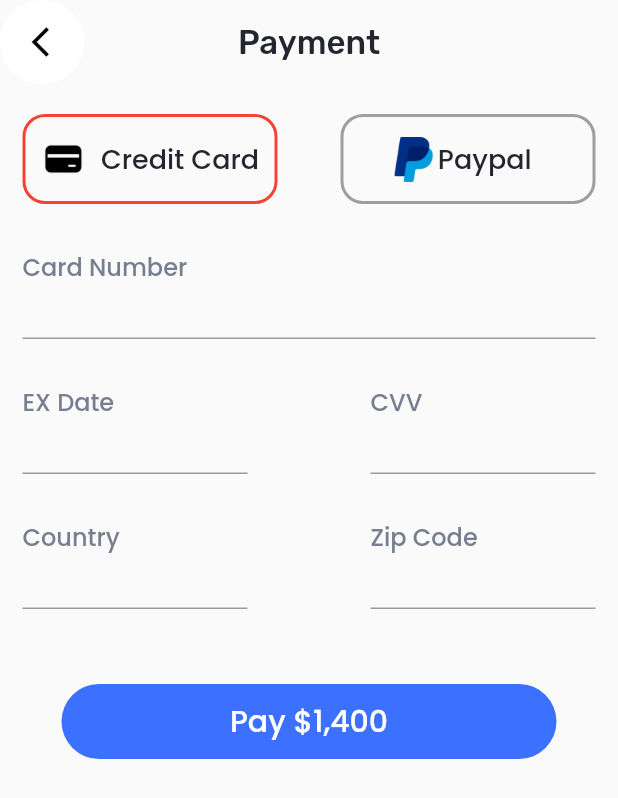
After one commit to edwin141999/booking_app, a Flutter app: the PaymentScreen screen opened by its route, on a phone screen of 412 x 824 dp. The commit adds this screen. Shown: the top 798 px of the screen. Run offline on Flutter 3.47's test engine with Material 2 defaults, Android fonts, the phone set to English and light mode, and no system bars; our stand-ins replace firebase_auth, firebase_core, flutter_dotenv, font_awesome_flutter, google_sign_in; accounts and stored records are empty.

Commit message:
confirmation y payment screen done

```diff
--- a/lib/main.dart
+++ b/lib/main.dart
@@ -4,6 +4,7 @@ import 'package:booking_app/screen/forget_password_screen.dart';
 import 'package:booking_app/screen/home_screen.dart';
 import 'package:booking_app/screen/package_details_screen.dart';
 import 'package:booking_app/screen/password_screen.dart';
+import 'package:booking_app/screen/payment_screen.dart';
 import 'package:booking_app/screen/popular_screen.dart';
 import 'package:booking_app/screen/sign_up_screen.dart';
 import 'package:booking_app/screen/verification_screen.dart';
@@ -40,6 +41,7 @@ class MyApp extends StatelessWidget {
           '/popular': (context) => const PopularScreen(),
           '/details': (context) => const PackageDetailsScreen(),
           '/confirmation': (context) => const ConfirmationScreen(),
+          '/payment': (context) => const PaymentScreen(),
         });
   }
 }
--- a/lib/screen/confirmation_screen.dart
+++ b/lib/screen/confirmation_screen.dart
@@ -23,7 +23,8 @@ class ConfirmationScreen extends StatelessWidget {
           ),
         ),
       ),
-      body: Padding(
+      body: SingleChildScrollView(
+        child: Padding(
           padding: const EdgeInsets.symmetric(horizontal: 20),
           child: Column(
             crossAxisAlignment: CrossAxisAlignment.start,
@@ -80,6 +81,7 @@ class ConfirmationScreen extends StatelessWidget {
                 ),
               ),
             ],
+          ),
         ),
       ),
     );
--- /dev/null
+++ b/lib/screen/payment_screen.dart
@@ -0,0 +1,185 @@
+import 'package:booking_app/styles/colors/colors_view.dart';
+import 'package:booking_app/styles/fonts/fonts_view.dart';
+import 'package:flutter/material.dart';
+
+class PaymentScreen extends StatelessWidget {
+  const PaymentScreen({Key? key}) : super(key: key);
+
+  @override
+  Widget build(BuildContext context) {
+    return Scaffold(
+      appBar: AppBar(
+        backgroundColor: Colors.transparent,
+        elevation: 0,
+        automaticallyImplyLeading: false,
+        title: const Text('Payment', style: FontSelect.kTitle22),
+        centerTitle: true,
+        leading: CircleAvatar(
+          backgroundColor: Colors.white,
+          child: IconButton(
+            onPressed: () => Navigator.pop(context),
+            icon: const Icon(Icons.arrow_back_ios, color: Colors.black),
+            padding: const EdgeInsets.only(left: 10),
+          ),
+        ),
+      ),
+      body: SingleChildScrollView(
+        child: Padding(
+          padding: const EdgeInsets.symmetric(horizontal: 15, vertical: 20),
+          child: Column(
+            // crossAxisAlignment: CrossAxisAlignment.start,
+            children: [
+              Row(
+                mainAxisAlignment: MainAxisAlignment.spaceBetween,
+                children: const [
+                  TypePayment(
+                    img: 'assets/images/credit_card.png',
+                    typePayment: 'Credit Card',
+                    isSelect: true,
+                  ),
+                  TypePayment(
+                    img: 'assets/images/paypal_logo.png',
+                    typePayment: 'Paypal',
+                    isSelect: false,
+                  ),
+                ],
+              ),
+              const SizedBox(height: 30),
+              const InputPayment(
+                title: 'Card Number',
+                inputType: TextInputType.number,
+              ),
+              const SizedBox(height: 30),
+              Row(
+                mainAxisAlignment: MainAxisAlignment.spaceBetween,
+                children: const [
+                  SizedBox(
+                    width: 150,
+                    child: InputPayment(
+                      title: 'EX Date',
+                      inputType: TextInputType.datetime,
+                    ),
+                  ),
+                  SizedBox(
+                    width: 150,
+                    child: InputPayment(
+                      title: 'CVV',
+                      inputType: TextInputType.number,
+                    ),
+                  ),
+                ],
+              ),
+              const SizedBox(height: 30),
+              Row(
+                mainAxisAlignment: MainAxisAlignment.spaceBetween,
+                children: const [
+                  SizedBox(
+                    width: 150,
+                    child: InputPayment(
+                      title: 'Country',
+                      inputType: TextInputType.multiline,
+                    ),
+                  ),
+                  SizedBox(
+                    width: 150,
+                    child: InputPayment(
+                      title: 'Zip Code',
+                      inputType: TextInputType.number,
+                    ),
+                  ),
+                ],
+              ),
+              const SizedBox(height: 50),
+              Center(
+                child: ElevatedButton(
+                  onPressed: () {
+                    // Navigator.pushNamed(context, '/payment');
+                  },
+                  style: ElevatedButton.styleFrom(
+                    shape: RoundedRectangleBorder(
+                        borderRadius: BorderRadius.circular(30)),
+                    backgroundColor: ColorSelect.kColorPrimary,
+                    minimumSize: const Size(330, 50),
+                    elevation: 0,
+                    textStyle: FontSelect.kBtnText20White,
+                  ),
+                  child: const Text('Pay \$1,400'),
+                ),
+              ),
+            ],
+          ),
+        ),
+      ),
+    );
+  }
+}
+
+class InputPayment extends StatelessWidget {
+  final String title;
+  final TextInputType inputType;
+  const InputPayment({
+    Key? key,
+    required this.title,
+    required this.inputType,
+  }) : super(key: key);
+
+  @override
+  Widget build(BuildContext context) {
+    return Column(
+      crossAxisAlignment: CrossAxisAlignment.start,
+      children: [
+        Text(title, style: FontSelect.kSubtitle16),
+        TextField(
+          decoration: const InputDecoration(
+            isDense: true,
+            contentPadding: EdgeInsets.only(bottom: 10),
+            focusedBorder: UnderlineInputBorder(
+              borderSide: BorderSide(color: Colors.red),
+            ),
+          ),
+          style: FontSelect.kTitle22,
+          keyboardType: inputType,
+        ),
+      ],
+    );
+  }
+}
+
+class TypePayment extends StatelessWidget {
+  final String img, typePayment;
+  final bool isSelect;
+  const TypePayment({
+    Key? key,
+    required this.img,
+    required this.typePayment,
+    required this.isSelect,
+  }) : super(key: key);
+
+  @override
+  Widget build(BuildContext context) {
+    return Container(
+      decoration: BoxDecoration(
+        borderRadius: BorderRadius.circular(15),
+        border: Border.all(
+          color: isSelect ? Colors.red : Colors.grey,
+          width: 2,
+        ),
+      ),
+      width: 170,
+      height: 60,
+      child: Row(
+        mainAxisAlignment: MainAxisAlignment.center,
+        children: [
+          if (img == 'assets/images/credit_card.png')
+            Image.asset(img, height: 50)
+          else
+            Image.asset(img, height: 30),
+          Padding(
+            padding: const EdgeInsets.only(right: 10.0),
+            child: Text(typePayment, style: FontSelect.kSubtitle18),
+          ),
+        ],
+      ),
+    );
+  }
+}
```
Also changed, not shown: assets/images/credit_card.png (added), assets/images/paypal_logo.png (added). Lines whose indentation alone changed are shown as unchanged.
